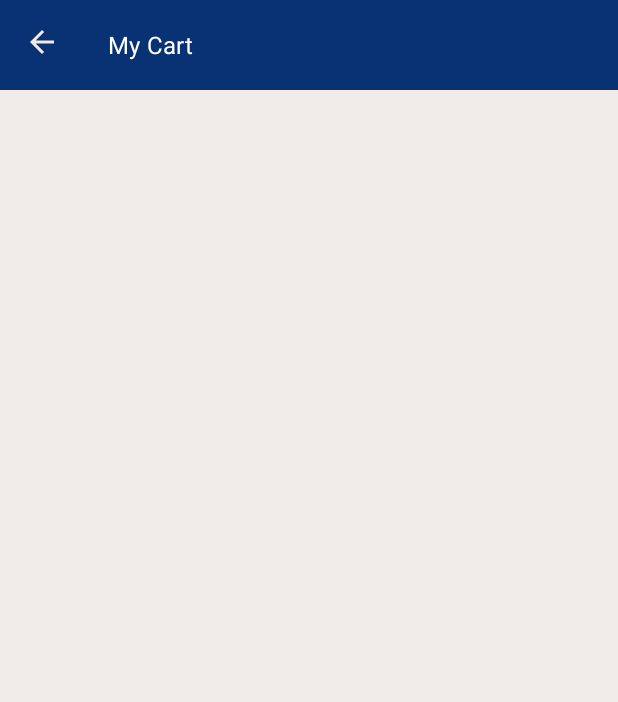
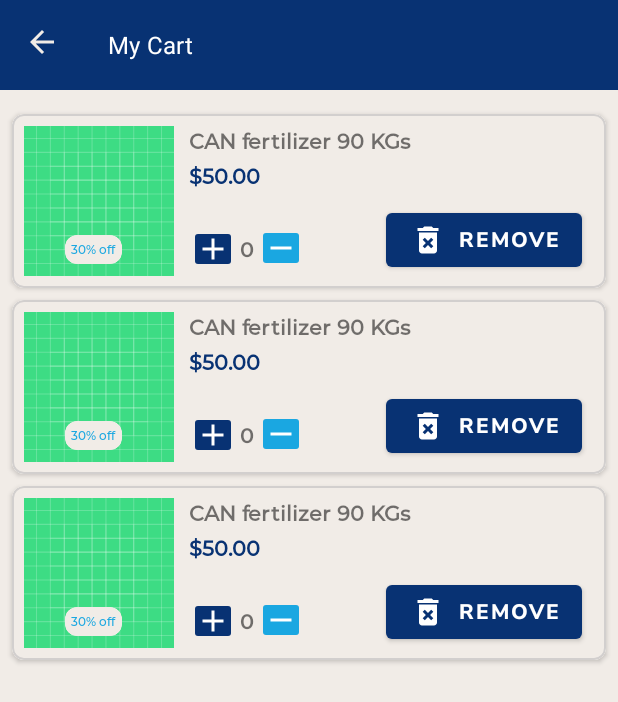
Before and after one commit to MuindiStephen/Agri-Sasa, an Android app: the layout fragment_my_cart_agro_dealer_inputs.xml on its own in the app's theme, with its tools: preview values and no code run, on a phone screen of 412 x 824 dp. Shown: the top 702 px of the screen. Run offline under Robolectric (Android 15) with nearby library versions, the phone set to English and light mode, and no system bars.

Commit message:
ui refactors

```diff
--- a/app/src/main/res/layout/fragment_crop_cycle_add_new_expenses.xml
+++ b/app/src/main/res/layout/fragment_crop_cycle_add_new_expenses.xml
@@ -71,7 +71,7 @@
         android:background="?attr/colorPrimary"
         android:minHeight="?attr/actionBarSize"
         android:theme="?attr/actionBarTheme"
-        app:subtitle="Add New Crop Cycle Input costs record"
+        app:subtitle="New Crop Cycle Expense record"
         app:navigationIcon="@drawable/ic_arrow_back"
         app:subtitleTextColor="@color/whitish"
         app:layout_constraintEnd_toEndOf="parent"
--- a/app/src/main/res/layout/fragment_crop_cycle_add_revenue_generated.xml
+++ b/app/src/main/res/layout/fragment_crop_cycle_add_revenue_generated.xml
@@ -14,7 +14,7 @@
         android:background="?attr/colorPrimary"
         android:minHeight="?attr/actionBarSize"
         android:theme="?attr/actionBarTheme"
-        app:subtitle="Add A New After Harvest Record"
+        app:subtitle="New After Harvest Record"
         app:navigationIcon="@drawable/ic_arrow_back"
         app:subtitleTextColor="@color/whitish"
         app:layout_constraintEnd_toEndOf="parent"
--- a/app/src/main/res/layout/fragment_my_cart_agro_dealer_inputs.xml
+++ b/app/src/main/res/layout/fragment_my_cart_agro_dealer_inputs.xml
@@ -1,12 +1,18 @@
 <?xml version="1.0" encoding="utf-8"?>
-<androidx.constraintlayout.widget.ConstraintLayout
+<androidx.core.widget.NestedScrollView
     xmlns:android="http://schemas.android.com/apk/res/android"
     xmlns:app="http://schemas.android.com/apk/res-auto"
     xmlns:tools="http://schemas.android.com/tools"
     android:layout_width="match_parent"
     android:layout_height="match_parent"
     android:background="@color/bg_gray"
+    android:fillViewport="true"
+    android:fitsSystemWindows="true"
     tools:context=".ui.fragments.main.MyCartAgroDealerInputsFragment">
+
+<androidx.constraintlayout.widget.ConstraintLayout
+    android:layout_width="match_parent"
+    android:layout_height="match_parent">
 
 
     <androidx.appcompat.widget.Toolbar
@@ -16,10 +22,22 @@
         android:background="?attr/colorPrimary"
         android:minHeight="?attr/actionBarSize"
         android:theme="?attr/actionBarTheme"
-        app:subtitle="My Cart"
-        app:subtitleTextColor="@color/whitish"
-        app:navigationIcon="@drawable/ic_arrow_back"
         app:layout_constraintEnd_toEndOf="parent"
         app:layout_constraintStart_toStartOf="parent"
-        app:layout_constraintTop_toTopOf="parent" />
+        app:layout_constraintTop_toTopOf="parent"
+        app:navigationIcon="@drawable/ic_arrow_back"
+        app:subtitle="My Cart"
+        app:subtitleTextColor="@color/whitish" />
+
+    <androidx.recyclerview.widget.RecyclerView
+        android:layout_width="match_parent"
+        android:layout_height="0dp"
+        android:layout_marginTop="8dp"
+        android:layout_marginBottom="@dimen/_100dp"
+        app:layout_constraintBottom_toBottomOf="parent"
+        app:layout_constraintEnd_toEndOf="parent"
+        app:layout_constraintStart_toStartOf="parent"
+        tools:listitem="@layout/item_deal_agrodealer"
+        app:layout_constraintTop_toBottomOf="@+id/toolbarMyCart" />
 </androidx.constraintlayout.widget.ConstraintLayout>
+</androidx.core.widget.NestedScrollView>
--- a/app/src/main/res/layout/item_deal_agrodealer.xml
+++ b/app/src/main/res/layout/item_deal_agrodealer.xml
@@ -26,6 +26,32 @@
             app:layout_constraintBottom_toBottomOf="parent"
             app:layout_constraintStart_toStartOf="parent"
             app:layout_constraintTop_toTopOf="parent" />
+
+        <com.google.android.material.card.MaterialCardView
+            android:id="@+id/materialCardView4"
+            android:layout_width="wrap_content"
+            android:layout_height="wrap_content"
+            app:cardCornerRadius="8dp"
+            app:cardElevation="0dp"
+            android:backgroundTint="@color/bg_gray"
+            app:layout_constraintBottom_toBottomOf="@+id/imageViewProductFarmInputName"
+            app:layout_constraintEnd_toEndOf="@+id/imageViewProductFarmInputName"
+            app:layout_constraintStart_toStartOf="parent"
+            app:layout_constraintTop_toTopOf="@+id/imageViewProductFarmInputName"
+            app:layout_constraintVertical_bias="0.9"
+            app:strokeColor="@color/bg_gray"
+            app:strokeWidth="1dp">
+
+            <TextView
+                android:id="@+id/textViewDiscountPercentage"
+                android:layout_width="wrap_content"
+                android:layout_height="wrap_content"
+                android:fontFamily="@font/montserrat_medium"
+                android:padding="4dp"
+                android:text="30% off"
+                android:textColor="@color/light_blue"
+                android:textSize="8dp" />
+        </com.google.android.material.card.MaterialCardView>
 
         <TextView
             android:id="@+id/textViewProductName"
```
